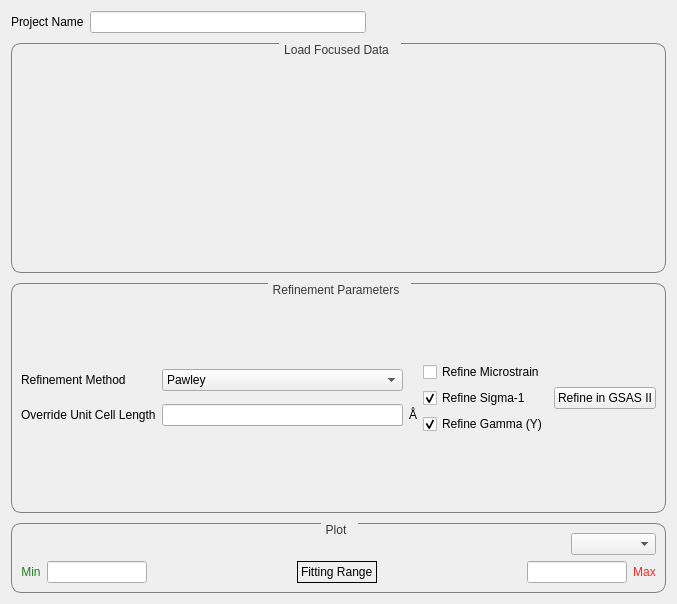
Qt form qt/python/mantidqtinterfaces/mantidqtinterfaces/Engineering/gui/engineering_diffraction/tabs/gsas2/gsas2_tab.ui (mantidproject/mantid) before a commit.
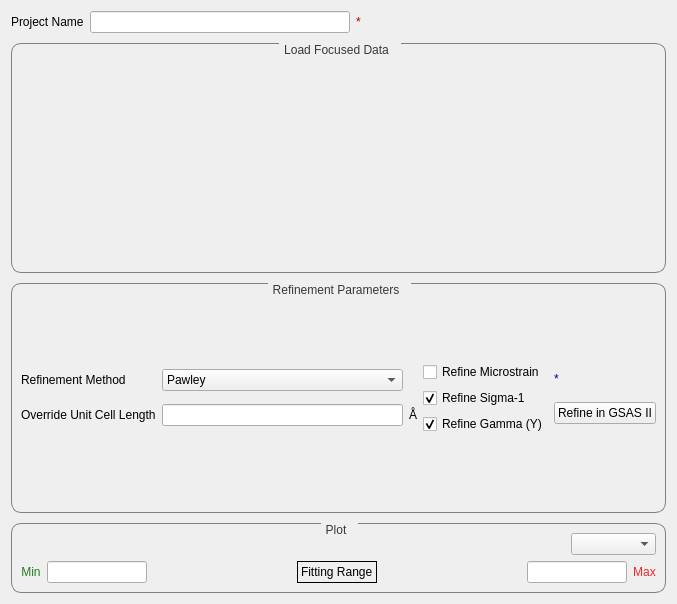
The same form after that commit. Custom widgets are drawn as their Qt base class.

```diff
--- a/qt/python/mantidqtinterfaces/mantidqtinterfaces/Engineering/gui/engineering_diffraction/tabs/gsas2/gsas2_tab.ui
+++ b/qt/python/mantidqtinterfaces/mantidqtinterfaces/Engineering/gui/engineering_diffraction/tabs/gsas2/gsas2_tab.ui
@@ -43,7 +43,7 @@
       <enum>QLayout::SetDefaultConstraint</enum>
      </property>
      <item>
-      <layout class="QGridLayout" name="gridLayout_17" rowstretch="0" columnstretch="0,0">
+      <layout class="QGridLayout" name="gridLayout_17" rowstretch="0" columnstretch="0,0,0">
        <property name="sizeConstraint">
         <enum>QLayout::SetDefaultConstraint</enum>
        </property>
@@ -63,6 +63,62 @@
        <item row="0" column="1">
         <widget class="QLineEdit" name="project_name_line_edit"/>
        </item>
+       <item row="0" column="2">
+        <widget class="QLabel" name="project_name_invalid">
+         <property name="sizePolicy">
+          <sizepolicy hsizetype="Fixed" vsizetype="Fixed">
+           <horstretch>10</horstretch>
+           <verstretch>20</verstretch>
+          </sizepolicy>
+         </property>
+         <property name="minimumSize">
+          <size>
+           <width>10</width>
+           <height>0</height>
+          </size>
+         </property>
+         <property name="palette">
+          <palette>
+           <active>
+            <colorrole role="WindowText">
+             <brush brushstyle="SolidPattern">
+              <color alpha="255">
+               <red>170</red>
+               <green>0</green>
+               <blue>0</blue>
+              </color>
+             </brush>
+            </colorrole>
+           </active>
+           <inactive>
+            <colorrole role="WindowText">
+             <brush brushstyle="SolidPattern">
+              <color alpha="255">
+               <red>170</red>
+               <green>0</green>
+               <blue>0</blue>
+              </color>
+             </brush>
+            </colorrole>
+           </inactive>
+           <disabled>
+            <colorrole role="WindowText">
+             <brush brushstyle="SolidPattern">
+              <color alpha="255">
+               <red>118</red>
+               <green>116</green>
+               <blue>108</blue>
+              </color>
+             </brush>
+            </colorrole>
+           </disabled>
+          </palette>
+         </property>
+         <property name="text">
+          <string>*</string>
+         </property>
+        </widget>
+       </item>
       </layout>
      </item>
      <item>
@@ -272,7 +328,7 @@
             <property name="sizeConstraint">
              <enum>QLayout::SetDefaultConstraint</enum>
             </property>
-            <item row="0" column="0">
+            <item row="1" column="0">
              <widget class="QPushButton" name="refine_button">
               <property name="enabled">
                <bool>true</bool>
@@ -282,6 +338,62 @@
               </property>
              </widget>
             </item>
+            <item row="0" column="0">
+             <widget class="QLabel" name="checkboxes_invalid">
+              <property name="sizePolicy">
+               <sizepolicy hsizetype="Fixed" vsizetype="Fixed">
+                <horstretch>10</horstretch>
+                <verstretch>20</verstretch>
+               </sizepolicy>
+              </property>
+              <property name="minimumSize">
+               <size>
+                <width>10</width>
+                <height>0</height>
+               </size>
+              </property>
+              <property name="palette">
+               <palette>
+                <active>
+                 <colorrole role="WindowText">
+                  <brush brushstyle="SolidPattern">
+                   <color alpha="255">
+                    <red>0</red>
+                    <green>0</green>
+                    <blue>170</blue>
+                   </color>
+                  </brush>
+                 </colorrole>
+                </active>
+                <inactive>
+                 <colorrole role="WindowText">
+                  <brush brushstyle="SolidPattern">
+                   <color alpha="255">
+                    <red>0</red>
+                    <green>0</green>
+                    <blue>170</blue>
+                   </color>
+                  </brush>
+                 </colorrole>
+                </inactive>
+                <disabled>
+                 <colorrole role="WindowText">
+                  <brush brushstyle="SolidPattern">
+                   <color alpha="255">
+                    <red>118</red>
+                    <green>116</green>
+                    <blue>108</blue>
+                   </color>
+                  </brush>
+                 </colorrole>
+                </disabled>
+               </palette>
+              </property>
+              <property name="text">
+               <string>*</string>
+              </property>
+             </widget>
+            </item>
            </layout>
           </item>
          </layout>
```
Left out of the diff: 2 changed lines with no effect on the pictures.
